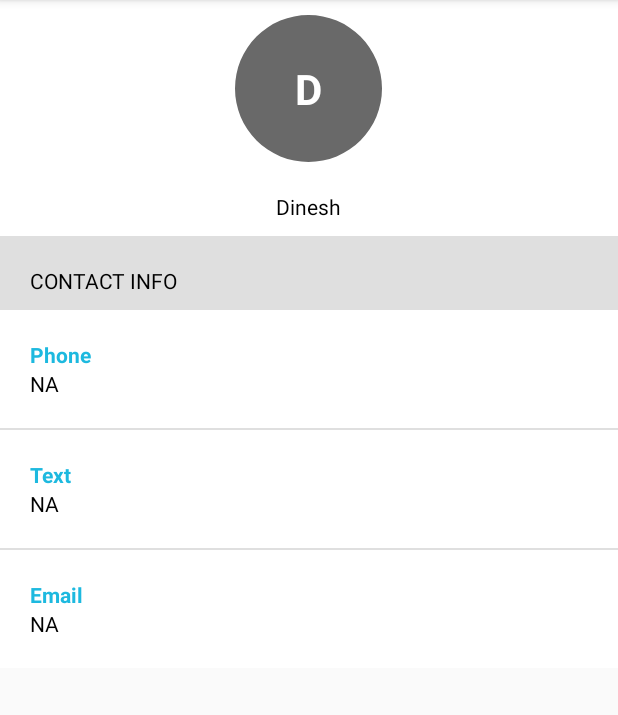
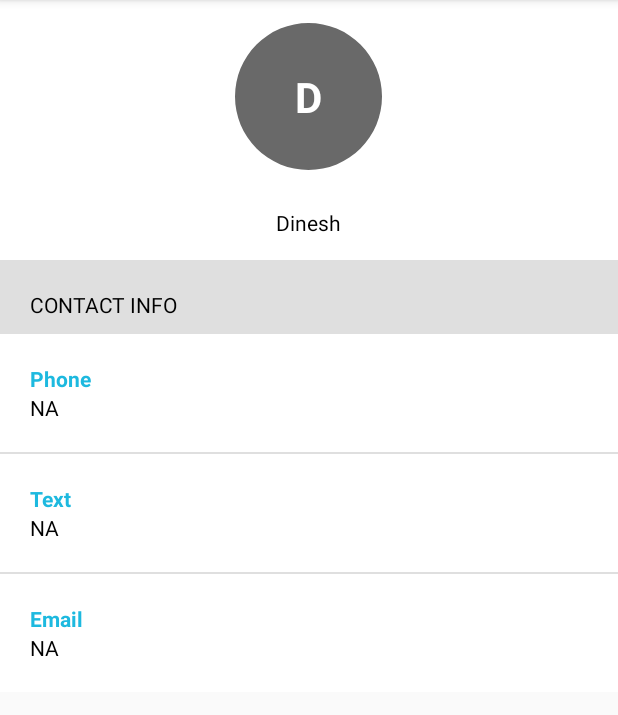
Before and after one commit to dineshswaas/HealthyEngage, an Android app: the CareTakersDetailsActivity screen opened directly, with no data from a screen before it, on a phone screen of 412 x 824 dp, the part 84-799 px from its top. Run offline under Robolectric (Android 15) with nearby library versions, the phone set to English and light mode, and no system bars; 6 statements that could not run were skipped.

Commit message:
connect added

```diff
--- a/HealthyEngage/app/src/main/java/com/swaas/healthyengage/CarePlanFragment.java
+++ b/HealthyEngage/app/src/main/java/com/swaas/healthyengage/CarePlanFragment.java
@@ -59,7 +59,6 @@ public class CarePlanFragment extends Fragment implements  CarePlanAdapter.OnTpD
     public void onCreate(Bundle savedInstanceState) {
         super.onCreate(savedInstanceState);
     }
-
     @Override
     public View onCreateView(LayoutInflater inflater, ViewGroup container, Bundle savedInstanceState) {
         mView =  inflater.inflate(R.layout.fragment_careplan, container, false);
@@ -358,4 +357,5 @@ public class CarePlanFragment extends Fragment implements  CarePlanAdapter.OnTpD
     void hideProgress(){
         progressBar.hide();
     }
+
 }
--- a/HealthyEngage/app/src/main/res/layout/activity_care_takers_details.xml
+++ b/HealthyEngage/app/src/main/res/layout/activity_care_takers_details.xml
@@ -25,6 +25,7 @@
                 android:gravity="center"
                 android:layout_centerHorizontal="true"
                 android:padding="40dp"
+                android:layout_marginTop="5dp"
                 android:textStyle="bold"
                 android:background="@drawable/circlebordergrey"
                 android:textColor="@color/white"
@@ -36,6 +37,7 @@
                 android:layout_width="wrap_content"
                 android:layout_height="wrap_content"
                 android:padding="10dp"
+                android:layout_margin="5dp"
                 android:gravity="center"
                 android:layout_centerHorizontal="true"
                 android:layout_below="@+id/firstheaderletter"
--- a/HealthyEngage/app/src/main/res/layout/fragment_careplan.xml
+++ b/HealthyEngage/app/src/main/res/layout/fragment_careplan.xml
@@ -268,9 +268,10 @@
                     android:layout_height="wrap_content"
                     android:layout_centerVertical="true"
                     android:gravity="center"
-                    android:layout_margin="10dp"
+                    android:layout_margin="20dp"
                     android:textColor="@color/colorPrimaryDark"
                     android:textStyle="bold"
+                    android:textSize="16sp"
                     android:text="Back" />
 
 
```
